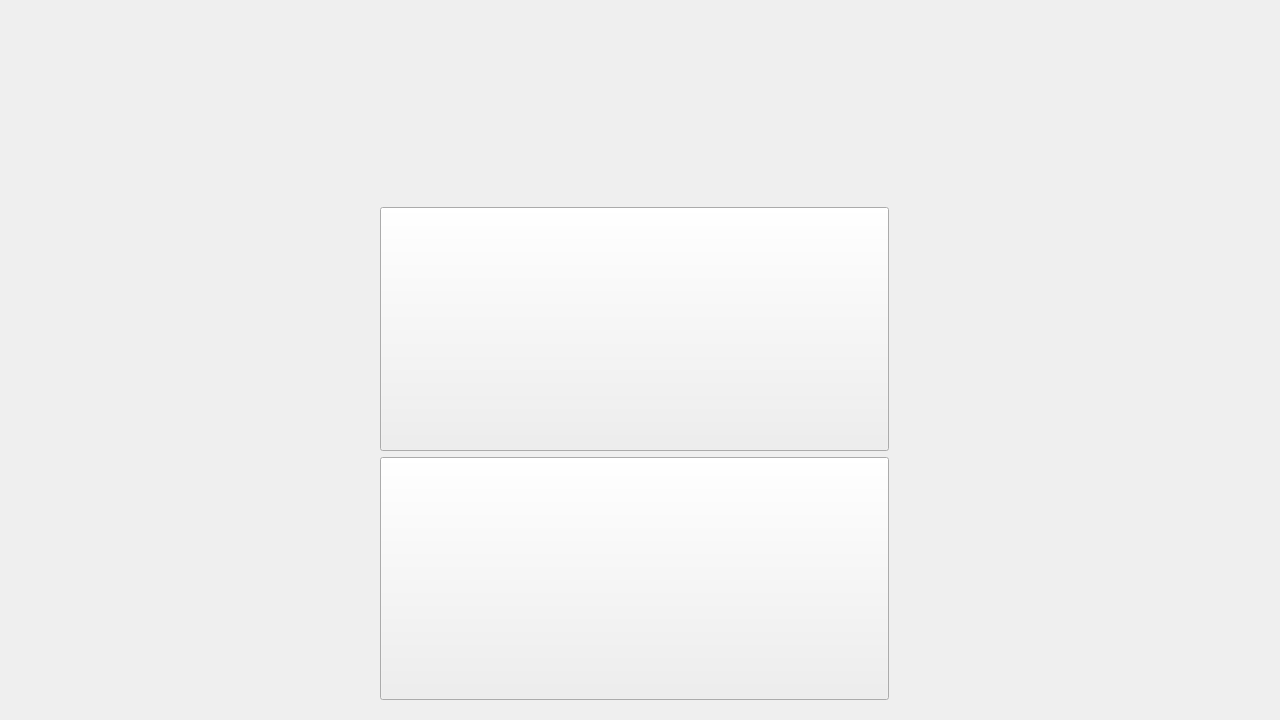
First picture: the form in client/mainwindow.ui, repository JM-Pascual/TPG-Taller-Worms2D, before the edit.
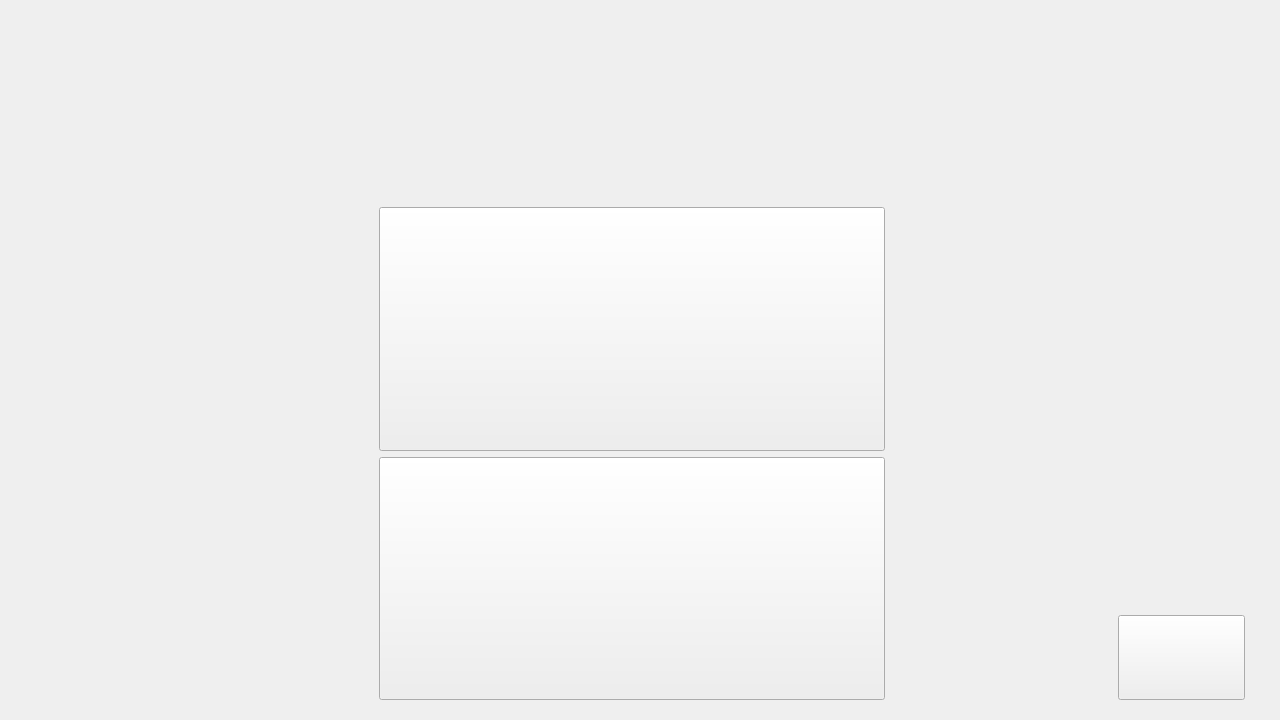
Second picture: the form after the edit. The open tabs and pages were chosen to show the change. Icons and pictures are not drawn.

Commit message:
Nuevo boton para salir del juego
Se agrega un boton para salir del juego sin necesidad de apretar alt+f4 o usar los botones de la ventana

```diff
--- a/client/mainwindow.ui
+++ b/client/mainwindow.ui
@@ -235,8 +235,25 @@
           </layout>
          </item>
          <item>
-          <spacer name="menuSpacer2">
+          <layout class="QVBoxLayout" name="verticalLayout_5" stretch="7,1">
+           <item>
+            <spacer name="verticalSpacer">
            <property name="orientation">
+              <enum>Qt::Vertical</enum>
+             </property>
+             <property name="sizeHint" stdset="0">
+              <size>
+               <width>20</width>
+               <height>40</height>
+              </size>
+             </property>
+            </spacer>
+           </item>
+           <item>
+            <layout class="QHBoxLayout" name="horizontalLayout_10" stretch="9,5,1">
+             <item>
+              <spacer name="horizontalSpacer_10">
+               <property name="orientation">
             <enum>Qt::Horizontal</enum>
            </property>
            <property name="sizeHint" stdset="0">
@@ -246,6 +263,39 @@
             </size>
            </property>
           </spacer>
+             </item>
+             <item>
+              <widget class="QPushButton" name="exitButton">
+               <property name="sizePolicy">
+                <sizepolicy hsizetype="Expanding" vsizetype="Expanding">
+                 <horstretch>0</horstretch>
+                 <verstretch>0</verstretch>
+                </sizepolicy>
+               </property>
+               <property name="styleSheet">
+                <string notr="true">border-image: url(./client/resources/images/goBack.bmp)</string>
+               </property>
+               <property name="text">
+                <string/>
+               </property>
+              </widget>
+             </item>
+             <item>
+              <spacer name="horizontalSpacer_11">
+               <property name="orientation">
+                <enum>Qt::Horizontal</enum>
+               </property>
+               <property name="sizeHint" stdset="0">
+                <size>
+                 <width>40</width>
+                 <height>20</height>
+                </size>
+               </property>
+              </spacer>
+             </item>
+            </layout>
+           </item>
+          </layout>
          </item>
         </layout>
        </widget>
```
Left out of the diff: 7 changed lines with no effect on the pictures. Lines whose indentation alone changed are shown as unchanged. The commit also changes 1 other file.
